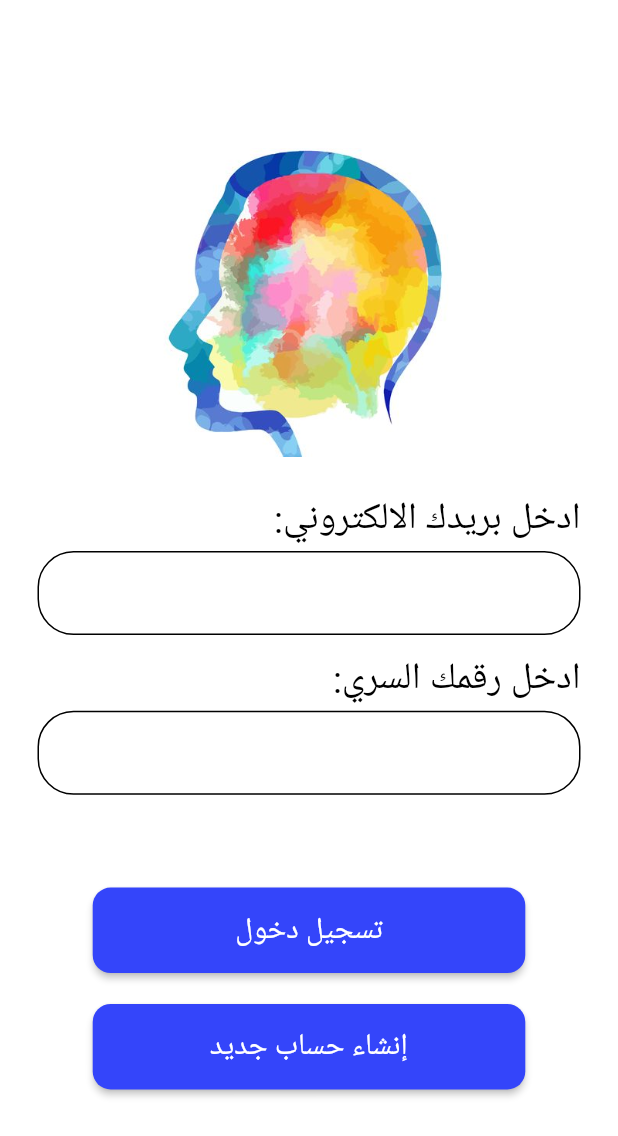
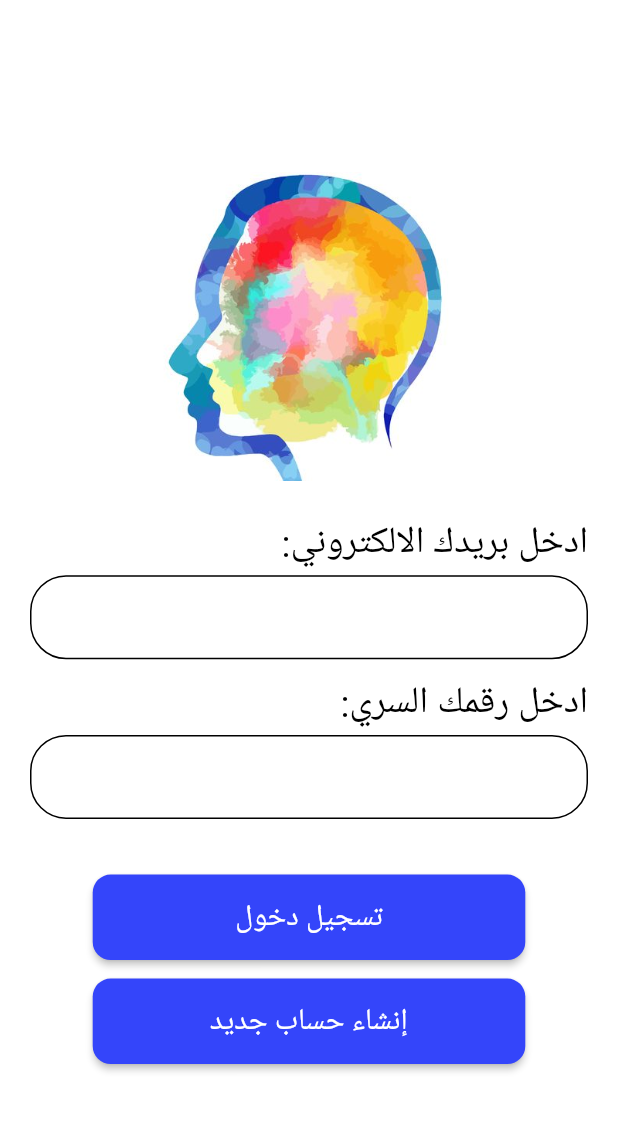
Before and after one commit to loubnabou/test_app, a Flutter app: the CandidateInfo screen opened directly, on a phone screen of 412 x 824 dp. Shown: the top 1136 px of the screen. Run offline on Flutter 3.47's test engine with Material 2 defaults, Android fonts, the phone set to English and light mode, and no system bars; our stand-ins replace auto_size_text, bloc, cloud_firestore, firebase_auth, fl_chart, flutter_spinkit and 1 more; missing offline and left inert: flutter_auth_buttons, mailer2; accounts and stored records are empty.

Commit message:
last-second-update

```diff
--- a/lib/pages/candidate/candidateContinueInfo.dart
+++ b/lib/pages/candidate/candidateContinueInfo.dart
@@ -37,13 +37,14 @@ class _CandidateInfoState extends State<CandidateInfo> {
   String warning;
   @override
   Widget build(BuildContext context) {
-    return Scaffold(
+    return SafeArea(
+      child: Scaffold(
         backgroundColor: Colors.white,
         key: _scaffoldKey,
         body: Directionality(
           textDirection: TextDirection.rtl,
           child: Container(
-          padding: EdgeInsets.symmetric(horizontal: 25.0),
+            padding: EdgeInsets.symmetric(horizontal: 20.0),
             alignment: Alignment.center,
             child: Form(
               key: formKey,
@@ -54,8 +55,6 @@ class _CandidateInfoState extends State<CandidateInfo> {
                     Column(
                       crossAxisAlignment: CrossAxisAlignment.start,
                       children: <Widget>[
-                      SizedBox(
-                          height: MediaQuery.of(context).size.height * 0.001),
                         Center(
                           child: Container(
                             width: MediaQuery.of(context).size.width * 0.75,
@@ -91,12 +90,12 @@ class _CandidateInfoState extends State<CandidateInfo> {
                             focusColor: Colors.white,
                             focusedBorder: OutlineInputBorder(
                                 borderRadius: BorderRadius.circular(24.0),
-                              borderSide:
-                                  BorderSide(color: Colors.black, width: 1.0)),
+                                borderSide: BorderSide(
+                                    color: Colors.black, width: 1.0)),
                             enabledBorder: OutlineInputBorder(
                                 borderRadius: BorderRadius.circular(24.0),
-                              borderSide:
-                                  BorderSide(color: Colors.black, width: 1.0)),
+                                borderSide: BorderSide(
+                                    color: Colors.black, width: 1.0)),
                             contentPadding: const EdgeInsets.only(
                                 right: 14.0, bottom: 15.0, top: 15.0),
                           ),
@@ -130,12 +129,12 @@ class _CandidateInfoState extends State<CandidateInfo> {
                             focusColor: Colors.white,
                             focusedBorder: OutlineInputBorder(
                                 borderRadius: BorderRadius.circular(24.0),
-                              borderSide:
-                                  BorderSide(color: Colors.black, width: 1.0)),
+                                borderSide: BorderSide(
+                                    color: Colors.black, width: 1.0)),
                             enabledBorder: OutlineInputBorder(
                                 borderRadius: BorderRadius.circular(24.0),
-                              borderSide:
-                                  BorderSide(color: Colors.black, width: 1.0)),
+                                borderSide: BorderSide(
+                                    color: Colors.black, width: 1.0)),
                             contentPadding: const EdgeInsets.only(
                                 right: 14.0, bottom: 15.0, top: 15.0),
                           ),
@@ -145,7 +144,8 @@ class _CandidateInfoState extends State<CandidateInfo> {
                         ),
                       ],
                     ),
-                  SizedBox(height: MediaQuery.of(context).size.height * 0.075),
+                    SizedBox(
+                        height: MediaQuery.of(context).size.height * 0.045),
                     Container(
                       width: MediaQuery.of(context).size.width * 0.7,
                       child: RaisedButton(
@@ -164,7 +164,8 @@ class _CandidateInfoState extends State<CandidateInfo> {
                         onPressed: submit,
                       ),
                     ),
-                  SizedBox(height: MediaQuery.of(context).size.height * 0.025),
+                    SizedBox(
+                        height: MediaQuery.of(context).size.height * 0.015),
                     Container(
                       width: MediaQuery.of(context).size.width * 0.7,
                       child: RaisedButton(
@@ -185,8 +186,8 @@ class _CandidateInfoState extends State<CandidateInfo> {
                             context,
                             MaterialPageRoute(
                               builder: (context) =>
-                                //SignUpView(authFormType: AuthFormType.signUp),
-                                CandidateCompleteInfo(),
+                                  SignUpView(authFormType: AuthFormType.signUp),
+                              //CandidateCompleteInfo(),
                             ),
                           );
                         },
@@ -202,6 +203,7 @@ class _CandidateInfoState extends State<CandidateInfo> {
                       },
                     ),*/
                   ],
+                ),
               ),
             ),
           ),
--- a/lib/views/sign_up_view.dart
+++ b/lib/views/sign_up_view.dart
@@ -320,7 +320,7 @@ class _SignUpViewState extends State<SignUpView> {
     );
     textFields.add(SizedBox(height: 20));
 
-    if ([AuthFormType.signUp, AuthFormType.convert].contains(authFormType)) {
+    /*if ([AuthFormType.signUp, AuthFormType.convert].contains(authFormType)) {
       textFields.add(
         TextFormField(
           validator: NameValidator.validate,
@@ -340,8 +340,7 @@ class _SignUpViewState extends State<SignUpView> {
         ),
       );
       textFields.add(SizedBox(height: 30));
-    }
-
+    }*/
     return textFields;
   }
 
```
Also changed, not shown: lib/pages/candidate/welcomeScreen.dart (+3 -6 lines). Lines whose indentation alone changed are shown as unchanged.
